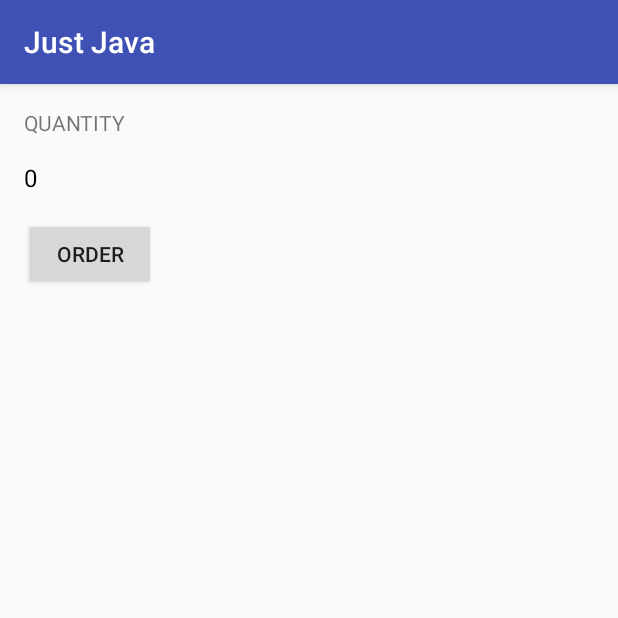
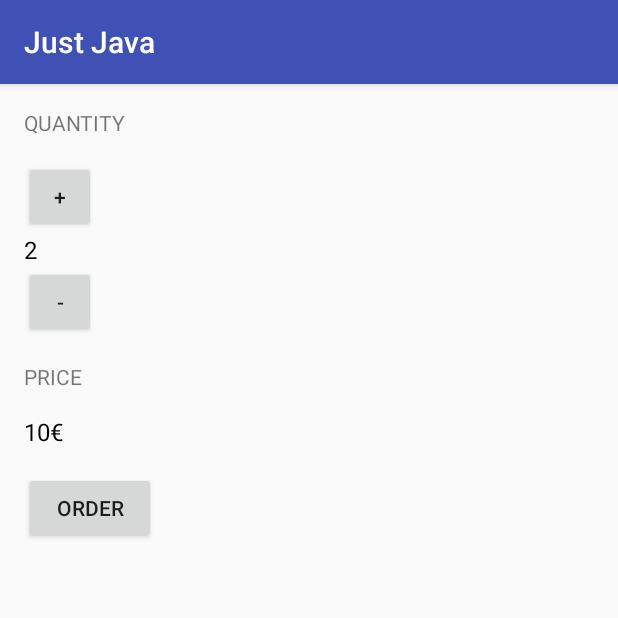
Before and after one commit to braintoilet/AndroidBasicsUdacity, an Android app: the screen it shows after launch (MainActivity), on a phone screen of 412 x 824 dp, the top half of it. Run offline under Robolectric (Android 15) with nearby library versions, the phone set to English and light mode, and no system bars.

Commit message:
Finished JustJava project from Lesson 6

```diff
--- a/JustJava/app/src/main/res/layout/activity_main.xml
+++ b/JustJava/app/src/main/res/layout/activity_main.xml
@@ -15,16 +15,48 @@
         android:textAllCaps="true"
         android:layout_marginBottom="16dp"/>
 
+    <Button
+        android:id="@+id/incrementButton"
+        android:onClick="increment"
+        android:layout_width="48dp"
+        android:layout_height="48dp"
+        android:text="+" />
+
     <TextView
         android:id="@+id/quantity_text_view"
         android:layout_width="wrap_content"
         android:layout_height="wrap_content"
-        android:text="0"
+        android:text="2"
+        android:textSize="16sp"
+        android:textColor="#000000"
+         />
+
+    <Button
+        android:id="@+id/decrementButton"
+        android:onClick="decrement"
+        android:layout_width="48dp"
+        android:layout_height="48dp"
+        android:text="-"
+        android:layout_marginBottom="16dp"/>
+
+    <TextView
+        android:layout_width="wrap_content"
+        android:layout_height="wrap_content"
+        android:text="price"
+        android:textAllCaps="true"
+        android:layout_marginBottom="16dp"/>
+
+    <TextView
+        android:id="@+id/price_text_view"
+        android:layout_width="wrap_content"
+        android:layout_height="wrap_content"
+        android:text="10€"
         android:textSize="16sp"
         android:textColor="#000000" />
 
     <Button
         android:id="@+id/button"
+        android:onClick="submitOrder"
         android:layout_width="wrap_content"
         android:layout_height="wrap_content"
         android:text="Order"
```
Also changed, not shown: JustJava/app/src/main/java/com/example/android/justjava/MainActivity.java (+45 -1 lines).
